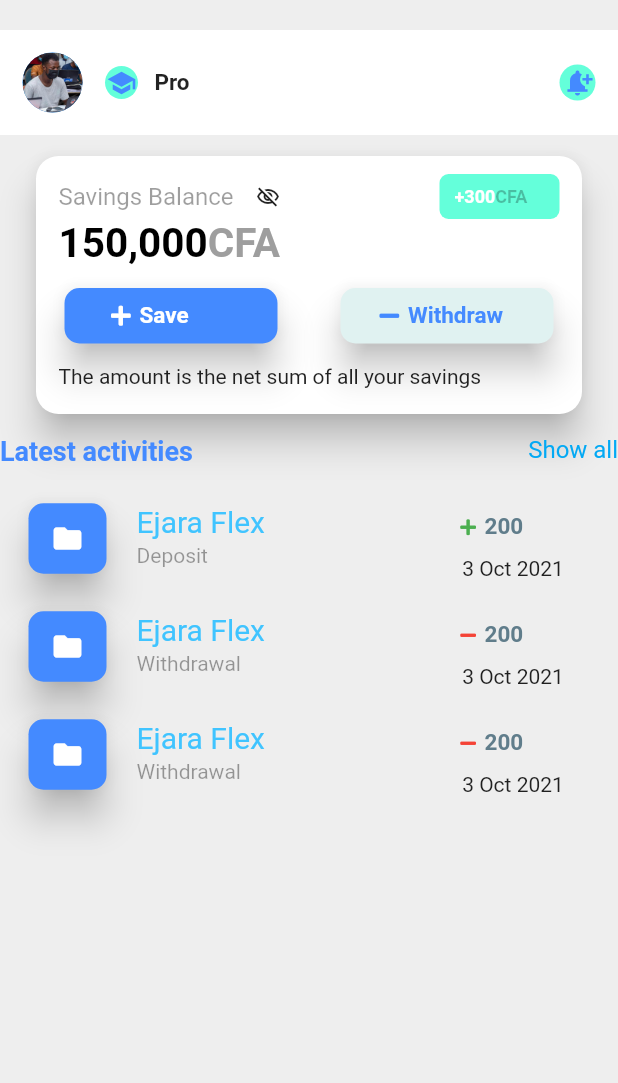
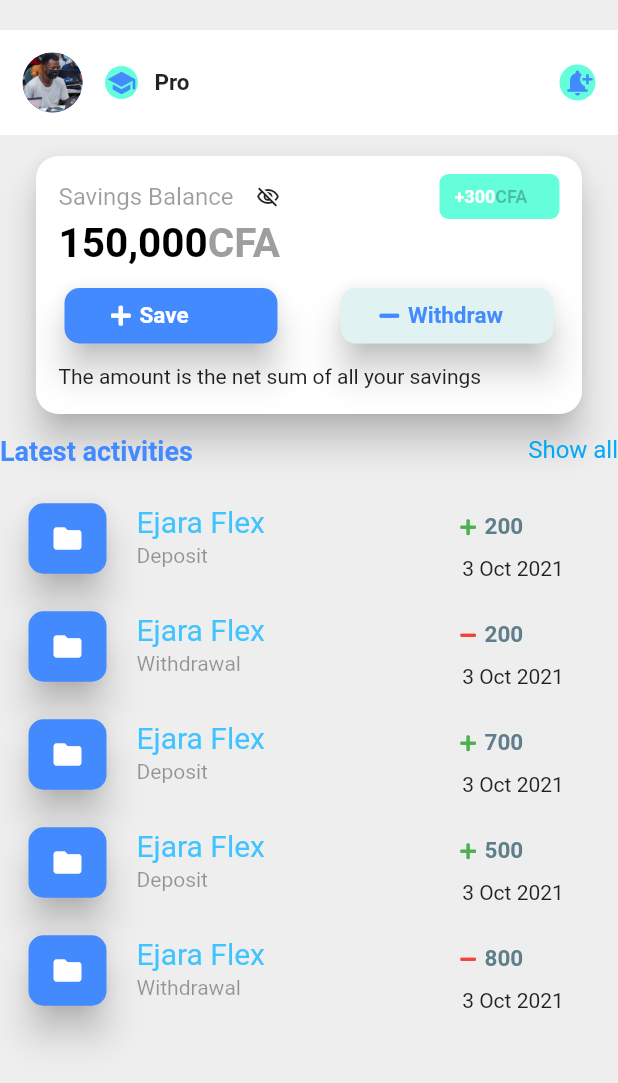
Before and after one commit to asamoah-fred/Accounts-Profile, a Flutter app: the screen it shows after launch, on a phone screen of 412 x 824 dp. Shown: the top 1083 px of the screen. Run offline on Flutter 3.47's test engine with Material 2 defaults, Android fonts, the phone set to English and light mode, and no system bars; our stand-ins replace font_awesome_flutter.

Commit message:
Add more Transactions

```diff
--- a/lib/data/transaction_list.dart
+++ b/lib/data/transaction_list.dart
@@ -11,9 +11,19 @@
       type: 'Withdrawal',
       amount: 200,
       date: '3 Oct 2021'),
-      Transaction(
+  Transaction(
+      transactionName: 'Ejara Flex',
+      type: 'Deposit',
+      amount: 700,
+      date: '3 Oct 2021'),
+  Transaction(
+      transactionName: 'Ejara Flex',
+      type: 'Deposit',
+      amount: 500,
+      date: '3 Oct 2021'),
+  Transaction(
       transactionName: 'Ejara Flex',
       type: 'Withdrawal',
-      amount: 200,
+      amount: 800,
       date: '3 Oct 2021'),
 ];
```
